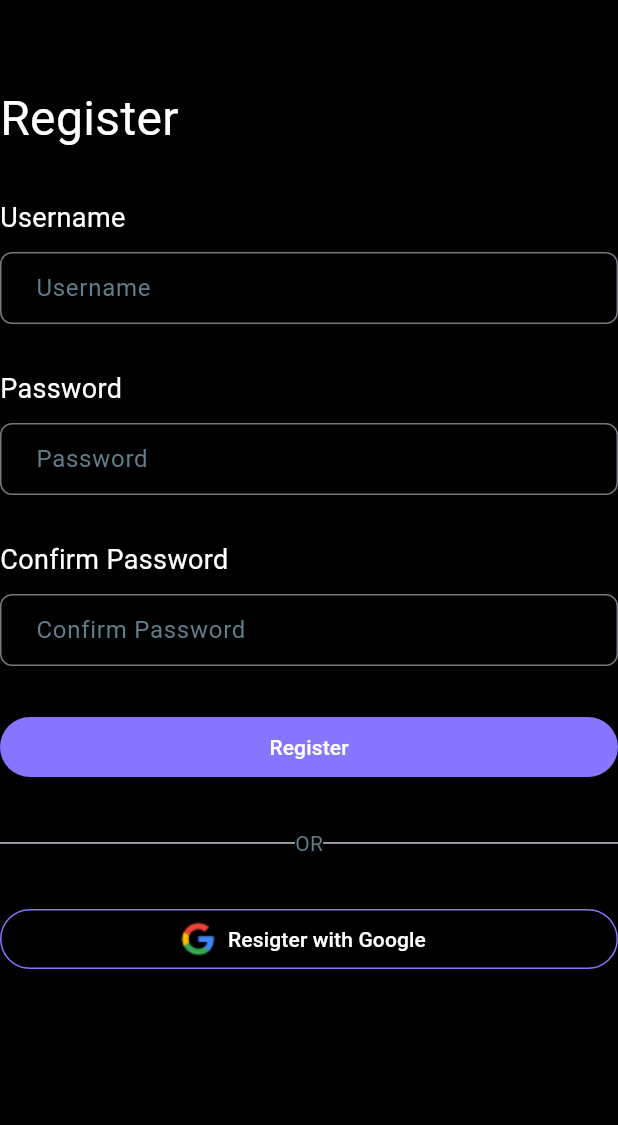
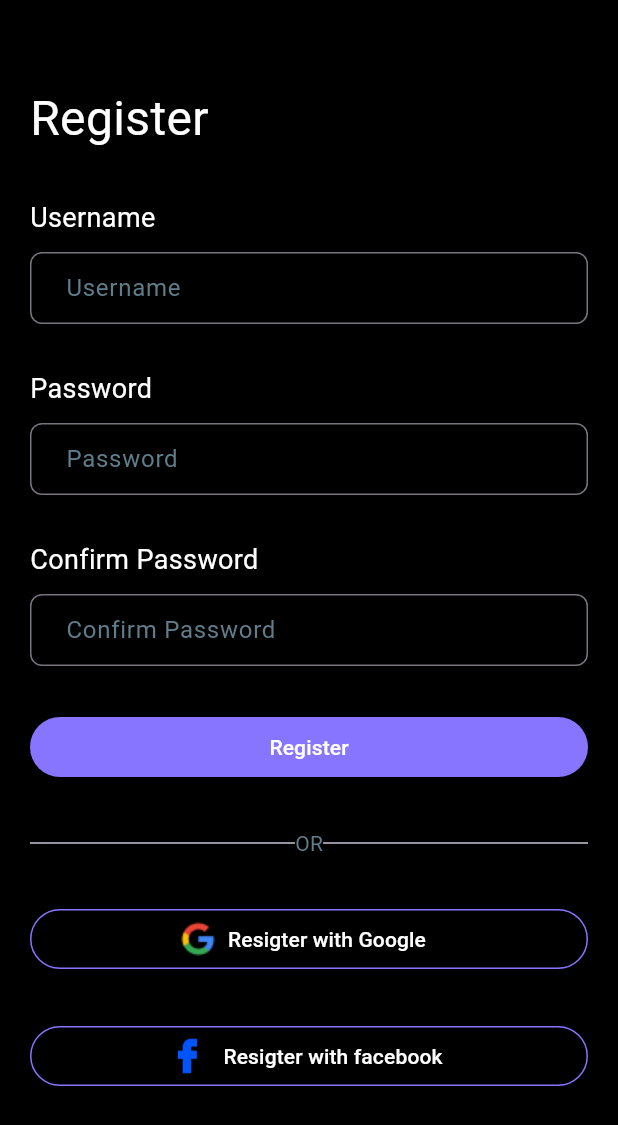
Before and after one commit to roychandu/to_do_list_provider, a Flutter app: the screen it shows after launch, on a phone screen of 412 x 824 dp. Shown: the top 1125 px of the screen. Run offline on Flutter 3.47's test engine with Material 3 defaults, Android fonts, the phone set to English and light mode, and no system bars; our stand-ins replace font_awesome_flutter, smooth_page_indicator.

Commit message:
Register Screen UI done

```diff
--- a/lib/common_widgets/Custom_button.dart
+++ b/lib/common_widgets/Custom_button.dart
@@ -46,12 +46,14 @@ class _CustomTextButtonState extends State<CustomTextButton> {
 }
 
 class CustomOutlinedButton extends StatelessWidget {
+  final Image image;
   final String text;
   final VoidCallback onPressed;
   const CustomOutlinedButton({
     super.key,
     required this.text,
     required this.onPressed,
+    required this.image,
   });
 
   @override
@@ -59,7 +61,7 @@ class CustomOutlinedButton extends StatelessWidget {
     return OutlinedButton.icon(
       onPressed: onPressed,
       label: Text(text, style: TextStyle(color: Colors.white)),
-      icon: Image.asset('assets/google.png'),
+      icon: image,
       style: OutlinedButton.styleFrom(
         side: BorderSide(color: Color(0xff8875FF)),
       ),
--- a/lib/screens/login_screens/register_screen.dart
+++ b/lib/screens/login_screens/register_screen.dart
@@ -1,4 +1,5 @@
 import 'package:flutter/material.dart';
+import 'package:font_awesome_flutter/font_awesome_flutter.dart';
 import 'package:to_do_list_provider/common_widgets/Custom_button.dart';
 import 'package:to_do_list_provider/common_widgets/Input_text.dart';
 import 'package:to_do_list_provider/common_widgets/divider_with_text.dart';
@@ -19,7 +20,9 @@ class _RegisterScreenState extends State<RegisterScreen> {
           backgroundColor: Colors.black,
           foregroundColor: Colors.white,
         ),
-        body: Column(
+        body: Padding(
+          padding: const EdgeInsets.only(left: 20, right: 20),
+          child: Column(
             spacing: 30,
             crossAxisAlignment: CrossAxisAlignment.start,
             children: [
@@ -43,11 +46,25 @@ class _RegisterScreenState extends State<RegisterScreen> {
                 child: CustomOutlinedButton(
                   text: 'Resigter with Google',
                   onPressed: () {},
+                  image: Image.asset('assets/google.png'),
+                ),
+              ),
+              SizedBox(
+                width: double.infinity,
+                child: CustomOutlinedButton(
+                  text: 'Resigter with facebook',
+                  onPressed: () {},
+                  image: Image.asset(
+                    'assets/facebook.png',
+                    width: 32,
+                    height: 32,
+                  ),
                 ),
               ),
             ],
           ),
         ),
+      ),
     );
   }
 }
```
Also changed, not shown: assets/facebook.png (added). Lines whose indentation alone changed are shown as unchanged.
